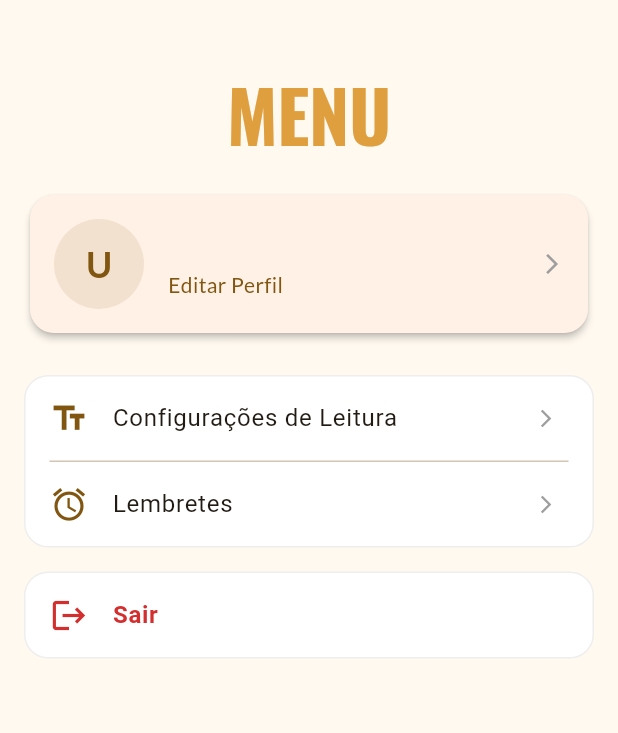
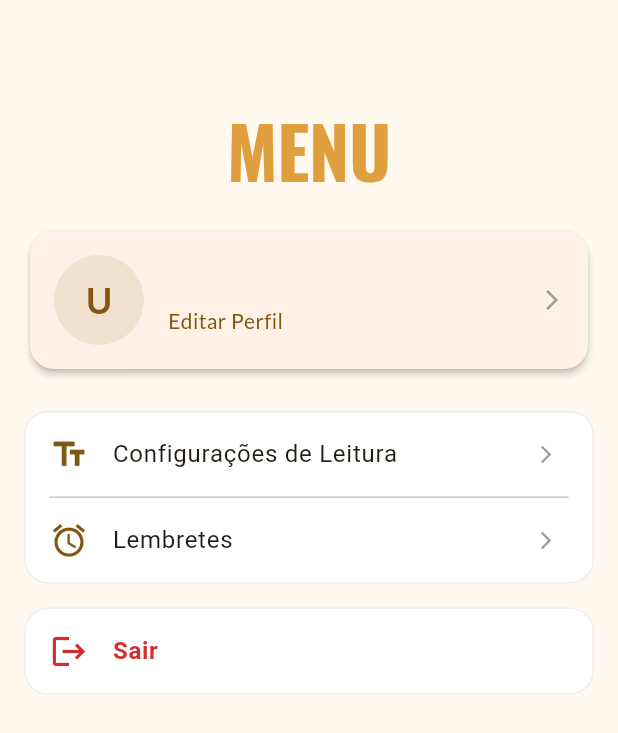
Before and after one commit to RafaelMarquesO1/ProVe-app, a Flutter app: the MenuPage screen opened directly, on a phone screen of 412 x 824 dp. Shown: the top 733 px of the screen. Run offline on Flutter 3.47's test engine with Material 3 defaults, Android fonts, the phone set to English and light mode, and no system bars; our stand-ins replace cloud_firestore, firebase_auth, firebase_core, firebase_storage, flutter_tts, go_router and 4 more; accounts and stored records are empty.

Commit message:
Ajustando padding de algumas páginas

```diff
--- a/lib/screens/menu_page.dart
+++ b/lib/screens/menu_page.dart
@@ -39,7 +39,7 @@ class _MenuPageState extends State<MenuPage> {
 
     return Scaffold(
       body: SingleChildScrollView(
-        padding: const EdgeInsets.fromLTRB(16, 48, 16, 24),
+        padding: const EdgeInsets.fromLTRB(16, 72, 16, 24),
         child: Column(
           crossAxisAlignment: CrossAxisAlignment.stretch,
           children: [
--- a/lib/screens/reading_plan_page.dart
+++ b/lib/screens/reading_plan_page.dart
@@ -49,7 +49,7 @@ class _ReadingPlanPageState extends State<ReadingPlanPage> {
 
         return Scaffold(
           body: SingleChildScrollView(
-            padding: const EdgeInsets.fromLTRB(16, 48, 16, 24),
+            padding: const EdgeInsets.fromLTRB(16, 72, 16, 24),
             child: Column(
               crossAxisAlignment: CrossAxisAlignment.stretch,
               children: [
@@ -73,7 +73,7 @@ class _ReadingPlanPageState extends State<ReadingPlanPage> {
   Widget _buildEmptyState() {
     return Scaffold(
       body: SingleChildScrollView(
-        padding: const EdgeInsets.fromLTRB(16, 48, 16, 24),
+        padding: const EdgeInsets.fromLTRB(16, 72, 16, 24),
         child: Column(
           crossAxisAlignment: CrossAxisAlignment.stretch,
           children: [
```
Also changed, not shown: 1 other file.
